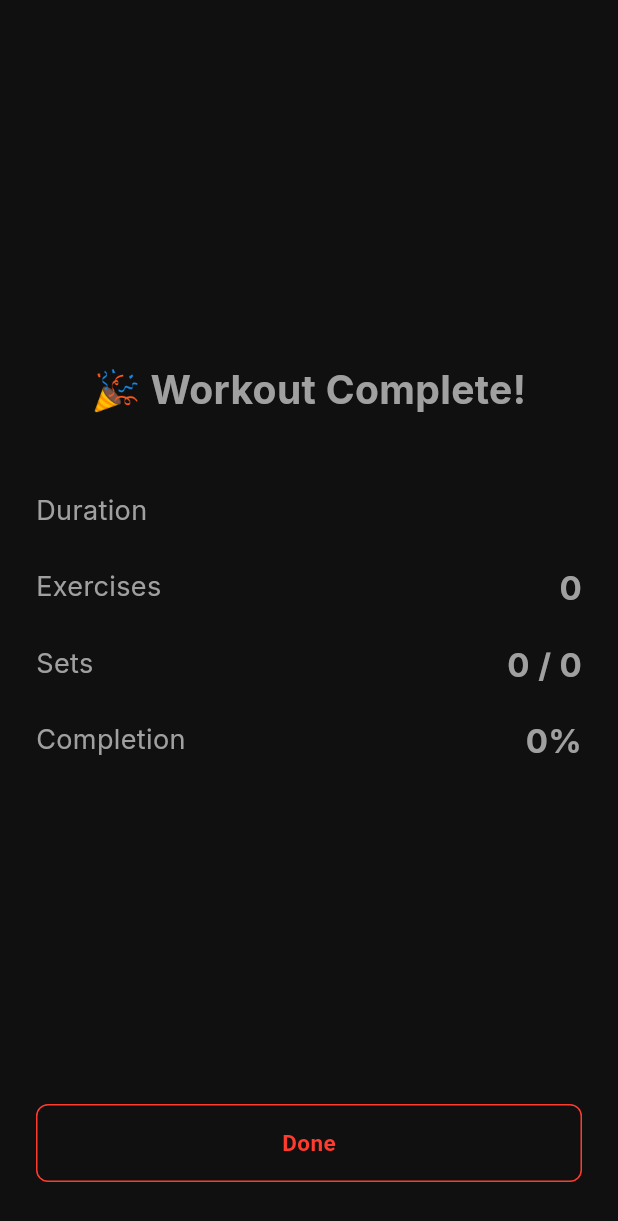
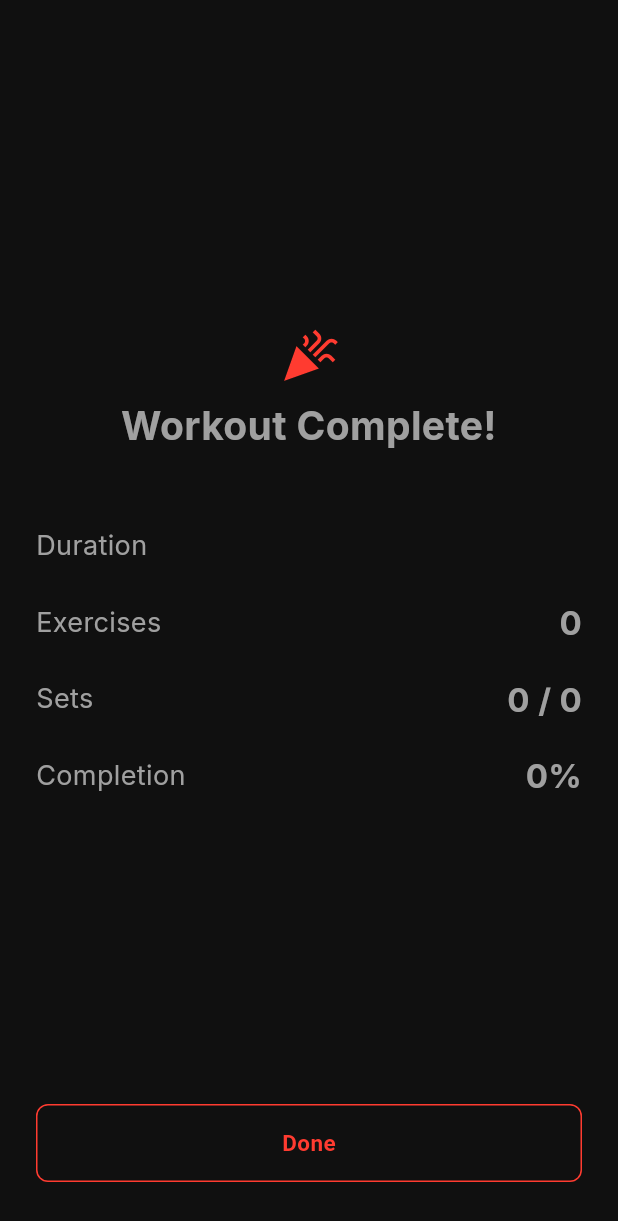
Before and after one commit to aydinmamedov004-debug/muscle-up, a Flutter app: the WorkoutSummaryScreen screen opened directly with empty values, on a phone screen of 412 x 824 dp. Shown: the top 1221 px of the screen. Run offline on Flutter 3.47's test engine with Material 3 defaults, Android fonts, the phone set to English and light mode, and no system bars; our stand-ins replace file_picker, firebase_ai, firebase_auth, firebase_core, fl_chart, flutter_local_notifications and 7 more; accounts and stored records are empty.

Commit message:
Swap remaining UI emoji for real icons
The 4 spots flagged back in the roadmap planning (tied to the mascot,
which is on hold) plus one more from the same category found in the
same sweep:

- Home greeting: dropped the trailing 💪 from the string, added a
  bolt icon next to the headline instead.
- Coach's opening message: dropped the emoji from the text; added a
  small support_agent avatar next to coach message bubbles (and the
  typing indicator) instead — a placeholder for the mascot avatar
  once that's designed, and a more standard chat-UI pattern than an
  emoji buried in the sentence.
- Workout Complete screen: replaced the "🎉" prefix with a proper
  Icons.celebration above the heading.
- History empty state: was a bare centered Text with "💪" baked into
  the string, not even using the app's EmptyState widget other empty
  states already use — switched it to EmptyState (icon + title +
  subtitle) for actual consistency with Progress/Programs, not just
  an emoji swap.
- Also caught the "🏅 Achievement Unlocked" banner (added earlier
  this session, same category) and swapped it for Icons.emoji_events
  to match.

Left the 🔥 in the streak-reminder notification title alone — that's
an OS notification, where emoji is the norm, not in-app UI chrome.

Verified live on the emulator: Home greeting, History empty state,
and the Coach screen (avatar next to the opening message) all render
correctly.

```diff
--- a/lib/features/coach/providers/coach_provider.dart
+++ b/lib/features/coach/providers/coach_provider.dart
@@ -53,10 +53,10 @@ class CoachController extends Notifier<List<ChatMessage>> {
         isUser: false,
         text: firstName == null
             ? "Hey! I'm your workout coach. Ask me anything about "
-                "training, form, or just need a pep talk before you lift 💪"
+                "training, form, or just need a pep talk before you lift."
             : "Hey $firstName! I'm your workout coach. Ask me anything "
                 "about training, form, or just need a pep talk before "
-                "you lift 💪",
+                "you lift.",
       ),
     ];
   }
--- a/lib/features/workout_summary/workout_summary_screen.dart
+++ b/lib/features/workout_summary/workout_summary_screen.dart
@@ -72,13 +72,24 @@ class WorkoutSummaryScreen extends StatelessWidget {
             children: [
               const Spacer(),
               const Center(
-                child: Text(
-                  "🎉 Workout Complete!",
+                child: Column(
+                  mainAxisSize: MainAxisSize.min,
+                  children: [
+                    Icon(
+                      Icons.celebration,
+                      size: 40,
+                      color: AppTheme.primary,
+                    ),
+                    SizedBox(height: 8),
+                    Text(
+                      "Workout Complete!",
                       style: TextStyle(
                         fontSize: 26,
                         fontWeight: FontWeight.bold,
                       ),
                       textAlign: TextAlign.center,
+                    ),
+                  ],
                 ),
               ),
               const SizedBox(height: 36),
@@ -98,12 +109,22 @@ class WorkoutSummaryScreen extends StatelessWidget {
                   child: Column(
                     crossAxisAlignment: CrossAxisAlignment.start,
                     children: [
-                      const Text(
-                        "🏅 Achievement Unlocked",
+                      const Row(
+                        children: [
+                          Icon(
+                            Icons.emoji_events,
+                            size: 18,
+                            color: AppTheme.accentSoft,
+                          ),
+                          SizedBox(width: 6),
+                          Text(
+                            "Achievement Unlocked",
                             style: TextStyle(
                               fontWeight: FontWeight.bold,
                               color: AppTheme.accentSoft,
                             ),
+                          ),
+                        ],
                       ),
                       const SizedBox(height: 8),
                       for (final achievement in summary.newlyUnlocked)
```
Also changed, not shown: lib/features/coach/coach_screen.dart (+51 -6 lines), lib/features/history/history_screen.dart (+5 -5 lines), lib/features/home/home_screen.dart (+16 -5 lines). Lines whose indentation alone changed are shown as unchanged.
